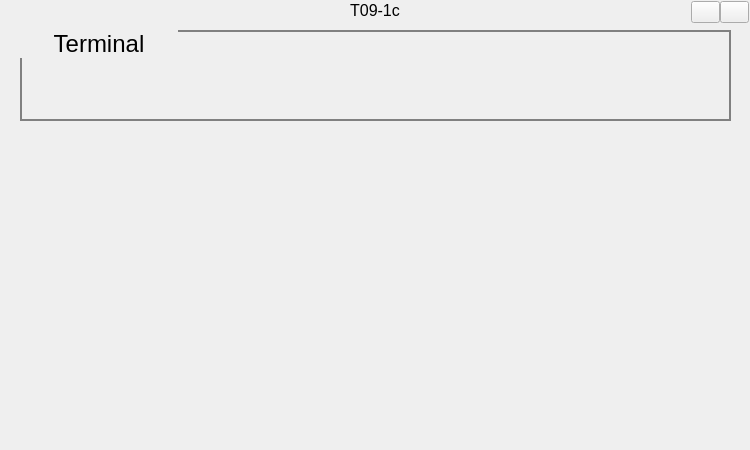
Qt form t01-1c_ui/mainwindow.ui (cs2103aug2014-t09-1c/main) before a commit.
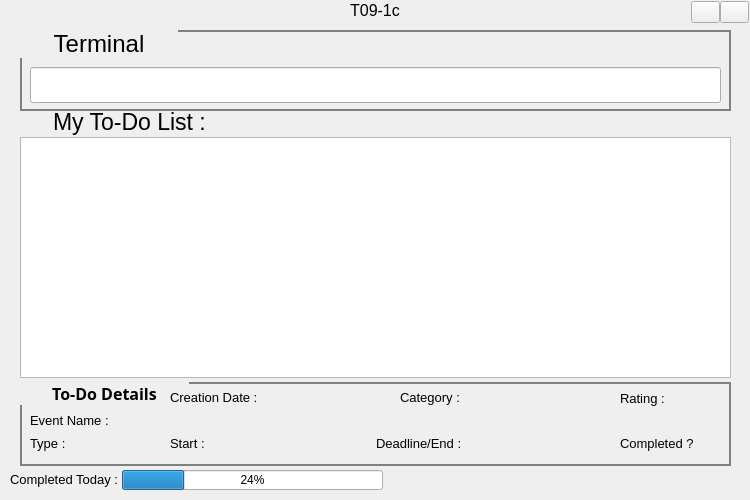
The same form after that commit. Icons and pictures are not drawn. Custom widgets are drawn as their Qt base class.

Commit message: UI Layout completed

Patch:
```diff
--- a/t01-1c_ui/mainwindow.ui
+++ b/t01-1c_ui/mainwindow.ui
@@ -7,7 +7,7 @@
     <x>0</x>
     <y>0</y>
     <width>750</width>
-    <height>450</height>
+    <height>500</height>
    </rect>
   </property>
   <property name="windowTitle">
@@ -96,7 +96,7 @@
       <x>20</x>
       <y>30</y>
       <width>711</width>
-      <height>91</height>
+      <height>81</height>
      </rect>
     </property>
     <property name="font">
@@ -115,6 +115,304 @@
     <property name="title">
      <string>Terminal</string>
     </property>
+    <widget class="QLabel" name="commandLabel">
+     <property name="geometry">
+      <rect>
+       <x>150</x>
+       <y>10</y>
+       <width>551</width>
+       <height>21</height>
+      </rect>
+     </property>
+     <property name="font">
+      <font>
+       <family>Segoe UI</family>
+       <pointsize>14</pointsize>
+      </font>
+     </property>
+     <property name="text">
+      <string/>
+     </property>
+    </widget>
+    <widget class="CLineEdit" name="lineEdit">
+     <property name="geometry">
+      <rect>
+       <x>10</x>
+       <y>37</y>
+       <width>691</width>
+       <height>36</height>
+      </rect>
+     </property>
+     <property name="styleSheet">
+      <string notr="true">QLineEdit {padding: 2px ; border-image: url(:/Button/Resources/BORDER_COMBO.png);}</string>
+     </property>
+    </widget>
+   </widget>
+   <widget class="QLabel" name="toDoLabel">
+    <property name="geometry">
+     <rect>
+      <x>53</x>
+      <y>106</y>
+      <width>171</width>
+      <height>31</height>
+     </rect>
+    </property>
+    <property name="font">
+     <font>
+      <family>Segoe UI</family>
+      <pointsize>17</pointsize>
+      <weight>50</weight>
+      <italic>false</italic>
+      <bold>false</bold>
+     </font>
+    </property>
+    <property name="styleSheet">
+     <string notr="true">QLabel {color : black;}</string>
+    </property>
+    <property name="text">
+     <string>My To-Do List : </string>
+    </property>
+   </widget>
+   <widget class="QTableWidget" name="tableWidget">
+    <property name="geometry">
+     <rect>
+      <x>20</x>
+      <y>137</y>
+      <width>711</width>
+      <height>241</height>
+     </rect>
+    </property>
+   </widget>
+   <widget class="QProgressBar" name="progressBar">
+    <property name="geometry">
+     <rect>
+      <x>122</x>
+      <y>470</y>
+      <width>261</width>
+      <height>20</height>
+     </rect>
+    </property>
+    <property name="value">
+     <number>24</number>
+    </property>
+   </widget>
+   <widget class="QLabel" name="completedToday">
+    <property name="geometry">
+     <rect>
+      <x>10</x>
+      <y>471</y>
+      <width>111</width>
+      <height>16</height>
+     </rect>
+    </property>
+    <property name="font">
+     <font>
+      <family>Segoe UI</family>
+      <pointsize>10</pointsize>
+     </font>
+    </property>
+    <property name="text">
+     <string>Completed Today :</string>
+    </property>
+   </widget>
+   <widget class="QLabel" name="consoleOutput">
+    <property name="geometry">
+     <rect>
+      <x>390</x>
+      <y>469</y>
+      <width>351</width>
+      <height>21</height>
+     </rect>
+    </property>
+    <property name="font">
+     <font>
+      <family>Segoe UI</family>
+      <pointsize>12</pointsize>
+     </font>
+    </property>
+    <property name="text">
+     <string/>
+    </property>
+   </widget>
+   <widget class="QGroupBox" name="detailBox">
+    <property name="geometry">
+     <rect>
+      <x>20</x>
+      <y>382</y>
+      <width>711</width>
+      <height>84</height>
+     </rect>
+    </property>
+    <property name="font">
+     <font>
+      <family>Segoe UI Semibold</family>
+      <pointsize>12</pointsize>
+      <weight>75</weight>
+      <bold>true</bold>
+     </font>
+    </property>
+    <property name="styleSheet">
+     <string notr="true">QGroupBox {border:2px solid gray;}
+QGroupBox::title { 
+     subcontrol-position: top left; /* position at the top left*/ 
+     padding:0 30px;
+ } </string>
+    </property>
+    <property name="title">
+     <string>To-Do Details</string>
+    </property>
+    <widget class="QLabel" name="label">
+     <property name="geometry">
+      <rect>
+       <x>150</x>
+       <y>7</y>
+       <width>91</width>
+       <height>16</height>
+      </rect>
+     </property>
+     <property name="font">
+      <font>
+       <family>Segoe UI</family>
+       <pointsize>10</pointsize>
+      </font>
+     </property>
+     <property name="text">
+      <string>Creation Date :</string>
+     </property>
+    </widget>
+    <widget class="QLabel" name="label_2">
+     <property name="geometry">
+      <rect>
+       <x>380</x>
+       <y>5</y>
+       <width>61</width>
+       <height>21</height>
+      </rect>
+     </property>
+     <property name="font">
+      <font>
+       <family>Segoe UI</family>
+       <pointsize>10</pointsize>
+      </font>
+     </property>
+     <property name="text">
+      <string>Category :</string>
+     </property>
+    </widget>
+    <widget class="QLabel" name="label_3">
+     <property name="geometry">
+      <rect>
+       <x>600</x>
+       <y>6</y>
+       <width>51</width>
+       <height>21</height>
+      </rect>
+     </property>
+     <property name="font">
+      <font>
+       <family>Segoe UI</family>
+       <pointsize>10</pointsize>
+      </font>
+     </property>
+     <property name="text">
+      <string>Rating :</string>
+     </property>
+    </widget>
+    <widget class="QLabel" name="label_4">
+     <property name="geometry">
+      <rect>
+       <x>10</x>
+       <y>30</y>
+       <width>91</width>
+       <height>16</height>
+      </rect>
+     </property>
+     <property name="font">
+      <font>
+       <family>Segoe UI</family>
+       <pointsize>10</pointsize>
+      </font>
+     </property>
+     <property name="text">
+      <string>Event Name :</string>
+     </property>
+    </widget>
+    <widget class="QLabel" name="label_5">
+     <property name="geometry">
+      <rect>
+       <x>10</x>
+       <y>53</y>
+       <width>91</width>
+       <height>16</height>
+      </rect>
+     </property>
+     <property name="font">
+      <font>
+       <family>Segoe UI</family>
+       <pointsize>10</pointsize>
+      </font>
+     </property>
+     <property name="text">
+      <string>Type :</string>
+     </property>
+    </widget>
+    <widget class="QLabel" name="label_6">
+     <property name="geometry">
+      <rect>
+       <x>150</x>
+       <y>53</y>
+       <width>91</width>
+       <height>16</height>
+      </rect>
+     </property>
+     <property name="font">
+      <font>
+       <family>Segoe UI</family>
+       <pointsize>10</pointsize>
+      </font>
+     </property>
+     <property name="text">
+      <string>Start :</string>
+     </property>
+    </widget>
+    <widget class="QLabel" name="label_7">
+     <property name="geometry">
+      <rect>
+       <x>356</x>
+       <y>53</y>
+       <width>91</width>
+       <height>16</height>
+      </rect>
+     </property>
+     <property name="font">
+      <font>
+       <family>Segoe UI</family>
+       <pointsize>10</pointsize>
+      </font>
+     </property>
+     <property name="text">
+      <string>Deadline/End :</string>
+     </property>
+    </widget>
+    <widget class="QLabel" name="label_8">
+     <property name="geometry">
+      <rect>
+       <x>600</x>
+       <y>53</y>
+       <width>91</width>
+       <height>16</height>
+      </rect>
+     </property>
+     <property name="font">
+      <font>
+       <family>Segoe UI</family>
+       <pointsize>10</pointsize>
+      </font>
+     </property>
+     <property name="text">
+      <string>Completed ?</string>
+     </property>
+    </widget>
    </widget>
   </widget>
  </widget>
@@ -125,6 +423,11 @@
    <extends>QLabel</extends>
    <header>cmenubar.h</header>
   </customwidget>
+  <customwidget>
+   <class>CLineEdit</class>
+   <extends>QLineEdit</extends>
+   <header>clineedit.h</header>
+  </customwidget>
  </customwidgets>
  <resources/>
  <connections>
```
Left out of the diff: 6 changed lines with no effect on the pictures. The commit also changes 11 other files.
